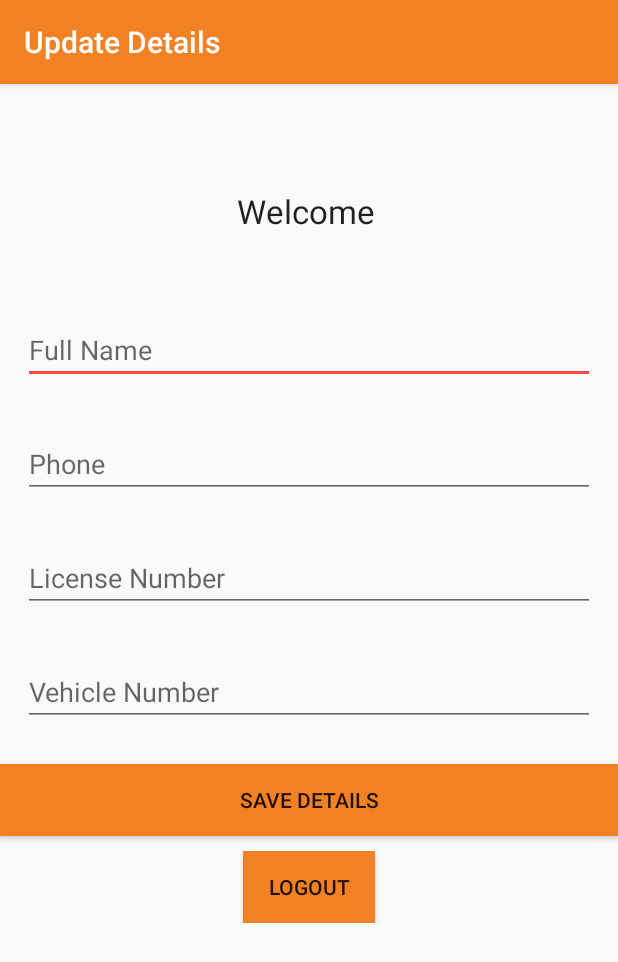
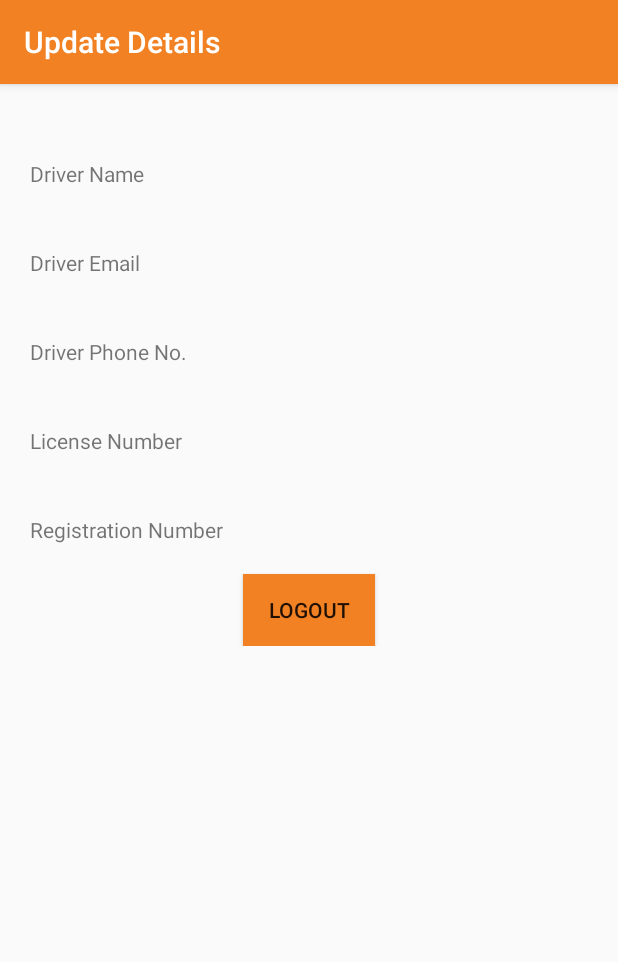
Before and after one commit to RickshawWala/RickshawWalaD2, an Android app: the ProfileActivity screen opened directly, with no data from a screen before it, on a phone screen of 412 x 824 dp. Shown: the top 962 px of the screen. Run offline under Robolectric (Android 15) with nearby library versions, the phone set to English and light mode, and no system bars; our stand-ins replace Firebase (no records; nobody signed in at launch, a user with empty details on screens opened directly).

```diff
--- a/app/src/main/java/com/aliv3/RickshawWalaDriver/ProfileActivity.java
+++ b/app/src/main/java/com/aliv3/RickshawWalaDriver/ProfileActivity.java
@@ -5,95 +5,44 @@ import android.os.Bundle;
 import android.support.v7.app.AppCompatActivity;
 import android.view.View;
 import android.widget.Button;
-import android.widget.EditText;
 import android.widget.TextView;
-import android.widget.Toast;
 
 import com.google.firebase.auth.FirebaseAuth;
-import com.google.firebase.auth.FirebaseUser;
-import com.google.firebase.database.DatabaseReference;
-import com.google.firebase.database.FirebaseDatabase;
 
 public class ProfileActivity extends AppCompatActivity implements View.OnClickListener {
 
     private FirebaseAuth firebaseAuth;
 
-    private EditText Name;
-    private EditText Phone;
-    private EditText LicenseNo;
-    private EditText VehicleNo;
-    private Button SaveInfo;
+    private TextView Name;
+    private TextView Email;
+    private TextView MobileNumber;
+    private TextView LicenseNumber;
+    private TextView RegistrationNumber;
     private Button Logout;
-    private TextView Textprofile;
-
-    private DatabaseReference databaseReference;
-
 
     @Override
     protected void onCreate(Bundle savedInstanceState) {
         super.onCreate(savedInstanceState);
         setContentView(R.layout.activity_profile);
 
-        firebaseAuth = FirebaseAuth.getInstance();
-
-        if(firebaseAuth.getCurrentUser() == null){
-            finish();
-            startActivity(new Intent(this, LoginActivity.class));
-        }
-
-        databaseReference = FirebaseDatabase.getInstance().getReference();
-
-        Name = (EditText) findViewById(R.id.editname);
-        Phone = (EditText) findViewById(R.id.editphone);
-        LicenseNo = (EditText) findViewById(R.id.editlicense);
-        VehicleNo = (EditText) findViewById(R.id.editvehicle);
-        SaveInfo = (Button) findViewById(R.id.buttonSaveinfo);
-
-
-        FirebaseUser user = firebaseAuth.getCurrentUser();
-
-        Textprofile = (TextView) findViewById(R.id.textViewprofile);
-
-        Textprofile.setText("Welcome "+user.getEmail());
-
+        Name = (TextView) findViewById(R.id.name);
+        Email = (TextView) findViewById(R.id.email);
+        MobileNumber = (TextView) findViewById(R.id.mobileNumber);
+        LicenseNumber = (TextView) findViewById(R.id.licenseNumber);
+        RegistrationNumber = (TextView) findViewById(R.id.registrationNumber);
 
         Logout = (Button) findViewById(R.id.buttonlogout);
+        Logout.setOnClickListener(this);
 
-        Logout.setOnClickListener(this);
-        SaveInfo.setOnClickListener(this);
-
-    }
-
-    private void saveDriverInformation(){
-        String name = Name.getText().toString().trim();
-        String phone = Phone.getText().toString().trim();
-        String licenseNo = LicenseNo.getText().toString().trim();
-        String vehicleNo = VehicleNo.getText().toString().trim();
-
-        DriverInformation driverInformation = new DriverInformation(name,phone,licenseNo,vehicleNo);
-
-        FirebaseUser user = firebaseAuth.getCurrentUser();
-        databaseReference.child(user.getUid()).setValue(driverInformation);
-
-        Toast.makeText(this,"Information Stored!",Toast.LENGTH_LONG).show();
     }
 
     @Override
     public void onClick(View view) {
 
         if(view == Logout){
-            firebaseAuth.signOut();
-            finish();
+
             startActivity(new Intent(this, LoginActivity.class));
             finish();
         }
-        if (view == SaveInfo){
-            saveDriverInformation();
-            //Go to map after saving details
-            Intent i = new Intent(getBaseContext(),RideActivity.class);
-            startActivity(i);
-            finish();
-        }
-
     }
 }
--- a/app/src/main/res/layout/activity_profile.xml
+++ b/app/src/main/res/layout/activity_profile.xml
@@ -17,82 +17,64 @@
         android:layout_centerVertical="true"
         android:layout_marginTop="30dp"
         android:orientation="vertical">
-
         <TextView
-            android:id="@+id/textViewprofile"
-            android:layout_width="match_parent"
-            android:layout_height="wrap_content"
-            android:text="Driver Details"
-            android:layout_margin="40dp"
-            android:textAppearance="?android:attr/textAppearanceLarge"
-            android:textAlignment="center"/>
-
-        <EditText
-            android:id="@+id/editname"
-            android:layout_margin="15dp"
+            android:id="@+id/name"
             android:layout_width="match_parent"
             android:layout_height="wrap_content"
             android:layout_alignParentTop="true"
             android:layout_centerHorizontal="true"
-            android:layout_marginTop="141dp"
-            android:ems="10"
-            android:hint="Full Name"
-            android:inputType="text" />
+            android:layout_marginTop="62dp"
+            android:text="Driver Name"
+            android:layout_margin="20dp"/>
 
-        <EditText
-            android:id="@+id/editphone"
-            android:layout_margin="15dp"
+        <TextView
+            android:id="@+id/email"
             android:layout_width="match_parent"
             android:layout_height="wrap_content"
-            android:layout_alignParentTop="true"
-            android:layout_centerHorizontal="true"
-            android:layout_marginTop="141dp"
-            android:ems="10"
-            android:hint="Phone"
-            android:inputType="phone" />
+            android:layout_alignParentLeft="true"
+            android:layout_alignParentStart="true"
+            android:layout_below="@+id/name"
+            android:text="Driver Email"
+            android:layout_margin="20dp"/>
 
-        <EditText
-            android:id="@+id/editlicense"
-            android:layout_margin="15dp"
+        <TextView
+            android:id="@+id/mobileNumber"
             android:layout_width="match_parent"
             android:layout_height="wrap_content"
-            android:layout_alignParentTop="true"
-            android:layout_centerHorizontal="true"
-            android:layout_marginTop="141dp"
-            android:ems="10"
-            android:hint="License Number"
-            android:inputType="text" />
+            android:text="Driver Phone No."
+            android:layout_above="@+id/email"
+            android:layout_alignParentLeft="true"
+            android:layout_alignParentStart="true"
+            android:layout_margin="20dp"/>
 
-        <EditText
-            android:id="@+id/editvehicle"
-            android:layout_margin="15dp"
+        <TextView
+            android:id="@+id/licenseNumber"
             android:layout_width="match_parent"
             android:layout_height="wrap_content"
-            android:layout_alignParentTop="true"
-            android:layout_centerHorizontal="true"
-            android:layout_marginTop="141dp"
-            android:ems="10"
-            android:hint="Vehicle Number"
-            android:inputType="text" />
-
-        <Button
-            android:id="@+id/buttonSaveinfo"
+            android:text="License Number"
+            android:layout_below="@+id/mobileNumber"
+            android:layout_alignParentLeft="true"
+            android:layout_alignParentStart="true"
+            android:layout_margin="20dp"/>
+        <TextView
+            android:id="@+id/registrationNumber"
             android:layout_width="match_parent"
             android:layout_height="wrap_content"
-            android:text="Save Details"
-            android:background="@color/colorPrimary"
-            android:layout_marginTop="10dp"
-            />
+            android:text="Registration Number"
+            android:layout_below="@+id/licenseNumber"
+            android:layout_alignParentLeft="true"
+            android:layout_alignParentStart="true"
+            android:layout_margin="20dp"/>
 
         <Button
             android:id="@+id/buttonlogout"
             android:layout_width="wrap_content"
             android:layout_height="wrap_content"
+            android:layout_alignParentBottom="true"
+            android:layout_centerHorizontal="true"
             android:layout_gravity="center"
             android:background="@color/colorPrimary"
-            android:text="Logout"
-            android:layout_marginTop="10dp"
-            />
+            android:text="Logout" />
     </LinearLayout>
 
     </ScrollView>
```
Also changed, not shown: app/src/main/java/com/aliv3/RickshawWalaDriver/RideActivity.java (+16 -0 lines), app/src/main/res/menu/menu_main.xml (+12 -11 lines).
